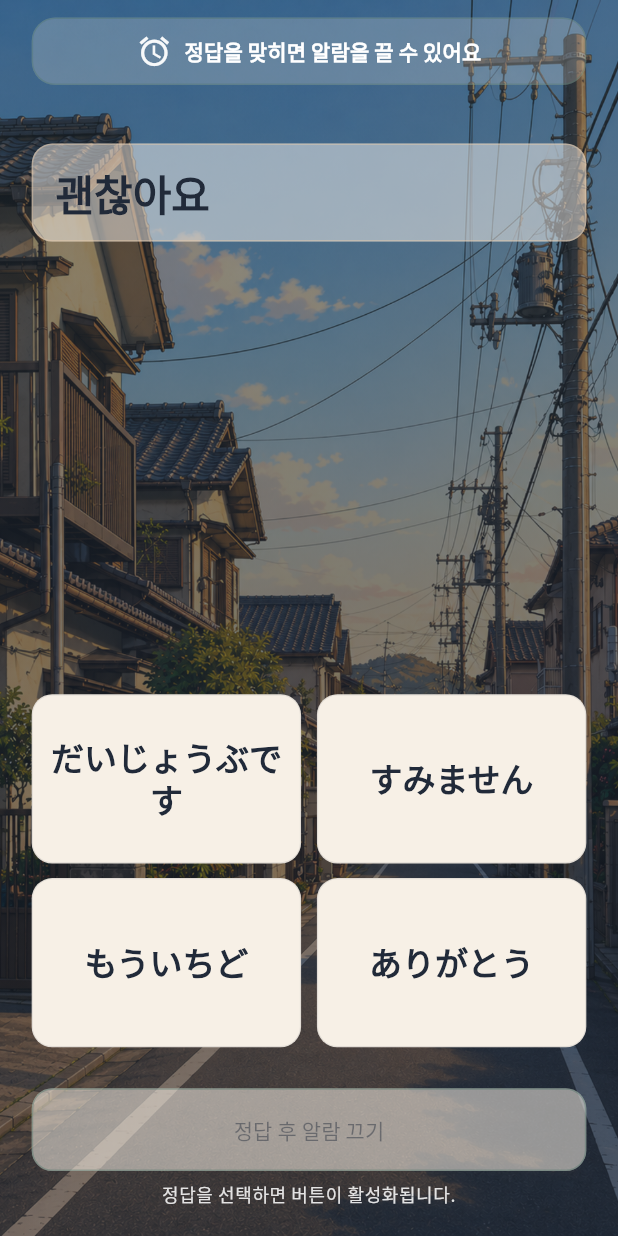
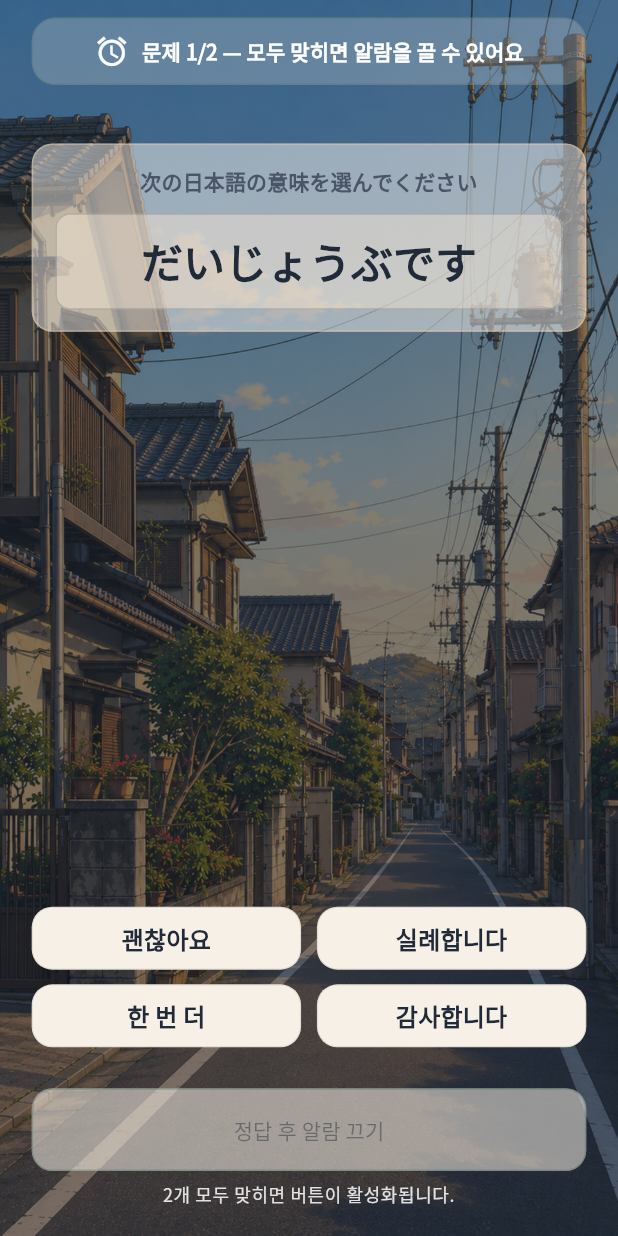
Before and after one commit to kim1bon/wake_nihongo, a Flutter app: the AlarmRingScreen screen opened directly with empty values, on a phone screen of 412 x 824 dp. Run offline on Flutter 3.47's test engine with Material 3 defaults, Android fonts, the light colour scheme and no system bars; our stand-ins replace audioplayers, cloud_firestore, csv, firebase_auth, firebase_core, flutter_local_notifications and 7 more; missing offline and left inert: audio_session; accounts and stored records are empty; network calls fail.

Commit message:
Common
- 4지선다에서 칸 세로 높이 줄임
- 틀렸을 때 빨간색 문구 답지 위에 나오도록
- 빨간색 문구 뒤에 반투명 슬롯이 있도록 수정
- 기본 세팅 수정 (문제 2문제 풀기, 일본어 → 한국어 )
- 문제 화면에 질문 문구 넣기

```diff
--- a/lib/features/quiz/domain/quiz_generator.dart
+++ b/lib/features/quiz/domain/quiz_generator.dart
@@ -49,7 +49,7 @@ class QuizGenerator {
   static QuizChallengeQuestion? generate(
     List<QuizEntry> entries, {
     Random? random,
-    QuizPromptMode mode = QuizPromptMode.korToJp,
+    QuizPromptMode mode = QuizPromptMode.jpToKor,
   }) {
     return switch (mode) {
       QuizPromptMode.jpToKor => _generateJpToKor(entries, random: random),
--- a/lib/features/quiz/domain/quiz_prompt_mode.dart
+++ b/lib/features/quiz/domain/quiz_prompt_mode.dart
@@ -1,16 +1,16 @@
 /// 퀴즈 제시 방향: 설정·출제·UI에서 공통으로 사용합니다.
 enum QuizPromptMode {
-  /// 한국어 제시 → 일본어 선택 (기본값).
+  /// 한국어 제시 → 일본어 선택.
   korToJp,
 
-  /// 일본어 제시 → 한국어 선택.
+  /// 일본어 제시 → 한국어 선택 (기본값).
   jpToKor;
 
   static QuizPromptMode fromStorage(String? value) {
-    if (value == jpToKor.storageValue) {
-      return QuizPromptMode.jpToKor;
+    if (value == korToJp.storageValue) {
+      return QuizPromptMode.korToJp;
     }
-    return QuizPromptMode.korToJp;
+    return QuizPromptMode.jpToKor;
   }
 
   String get storageValue => switch (this) {
--- a/lib/features/quiz/presentation/quiz_challenge_body.dart
+++ b/lib/features/quiz/presentation/quiz_challenge_body.dart
@@ -1,3 +1,5 @@
+import 'dart:math' as math;
+
 import 'package:flutter/material.dart';
 
 import '../../../core/theme/theme.dart';
@@ -34,28 +36,106 @@ class QuizChallengeBody extends StatelessWidget {
   final int? wrongPickIndex;
   final int? correctHighlightIndex;
 
-  Widget _buildPromptTexts(ThemeData theme, QuizChallengeQuestion q) {
+  /// 모드·2/4지에 맞는 안내 문구 (질문과 같은 언어).
+  String _promptInstruction(QuizChallengeQuestion q) {
+    final isSentence = q.type.trim().toLowerCase() == 'sentence';
+    return switch (q.mode) {
+      QuizPromptMode.jpToKor => isSentence
+          ? '次の文の意味を選んでください'
+          : '次の日本語の意味を選んでください',
+      QuizPromptMode.korToJp => isSentence
+          ? '다음 문장에 맞는 일본어를 고르세요'
+          : '다음 한국어에 맞는 일본어를 고르세요',
+    };
+  }
+
+  Widget _buildPromptTexts(
+    BuildContext context,
+    ThemeData theme,
+    QuizChallengeQuestion q,
+  ) {
     final h = q.promptSecondary;
+    final instructionStyle = theme.textTheme.titleSmall?.copyWith(
+      color: theme.colorScheme.onSurfaceVariant,
+      fontWeight: FontWeight.w600,
+      height: 1.4,
+    );
+    final promptStyle = theme.textTheme.headlineMedium?.copyWith(
+      fontWeight: FontWeight.w800,
+      height: 1.25,
+    );
+    final subStyle = theme.textTheme.titleMedium?.copyWith(
+      color: theme.colorScheme.onSurfaceVariant,
+      fontWeight: FontWeight.w600,
+      height: 1.3,
+    );
+
     return Column(
-      crossAxisAlignment: CrossAxisAlignment.start,
+      crossAxisAlignment: CrossAxisAlignment.stretch,
       children: [
         Text(
-          q.promptPrimary,
-          style: theme.textTheme.headlineMedium?.copyWith(
-            fontWeight: FontWeight.w700,
+          _promptInstruction(q),
+          style: instructionStyle,
+          textAlign: TextAlign.center,
+        ),
+        SizedBox(height: context.h(12)),
+        Container(
+          width: double.infinity,
+          padding: EdgeInsets.symmetric(
+            horizontal: context.w(12),
+            vertical: context.h(14),
+          ),
+          decoration: BoxDecoration(
+            color: Color.alphaBlend(
+              AppPalette.beige.withValues(alpha: 0.14),
+              theme.colorScheme.surface.withValues(alpha: 0.4),
+            ),
+            borderRadius: BorderRadius.circular(context.r(10)),
+            border: Border.all(
+              color: theme.colorScheme.outline.withValues(alpha: 0.2),
+            ),
+          ),
+          child: Column(
+            mainAxisSize: MainAxisSize.min,
+            children: [
+              Text(
+                q.promptPrimary,
+                style: promptStyle,
+                textAlign: TextAlign.center,
+              ),
+              if (h != null && h.isNotEmpty) ...[
+                SizedBox(height: context.h(8)),
+                Text(
+                  h,
+                  style: subStyle,
+                  textAlign: TextAlign.center,
+                ),
+              ],
+            ],
           ),
         ),
-        if (h != null && h.isNotEmpty) ...[
-          const SizedBox(height: 6),
-          Text(
-            h,
-            style: theme.textTheme.titleMedium?.copyWith(
-              color: theme.colorScheme.onSurfaceVariant,
-              fontWeight: FontWeight.w600,
-            ),
-          ),
-        ],
       ],
+    );
+  }
+
+  Widget _buildQuizBubbleCard(BuildContext context, {required Widget child}) {
+    return Container(
+      width: double.infinity,
+      padding: EdgeInsets.fromLTRB(
+        context.w(14),
+        context.h(14),
+        context.w(14),
+        context.h(14),
+      ),
+      decoration: BoxDecoration(
+        color: Color.alphaBlend(
+          AppPalette.beige.withValues(alpha: 0.08),
+          Colors.white.withValues(alpha: 0.44),
+        ),
+        borderRadius: BorderRadius.circular(context.r(14)),
+        border: Border.all(color: context.wnColors.quizBubbleBorder),
+      ),
+      child: child,
     );
   }
 
@@ -72,6 +152,70 @@ class QuizChallengeBody extends StatelessWidget {
       return '틀렸습니다. 다시 선택해 주세요.';
     }
     return '「$quoted」는(은) 정답이 아닙니다. 다시 선택해 주세요.';
+  }
+
+  /// 2지선다(전체 너비) 기준 답안 버튼 한 칸의 세로 높이.
+  double _alarmChoiceButtonHeightAtFullWidth(
+    BuildContext context,
+    ThemeData theme,
+    int index,
+    double fullWidth,
+    bool isCompactDevice,
+  ) {
+    final horizontalPad = context.w(isCompactDevice ? 8 : 10);
+    final verticalStylePad = context.h((isCompactDevice ? 2.0 : 4.0) * 1.3);
+    final childVerticalPad = context.h(4);
+    final textMaxWidth =
+        math.max(0.0, fullWidth - horizontalPad * 2).toDouble();
+    const compact = true;
+
+    final contentHeight = _measureChoiceContentHeight(
+      theme: theme,
+      index: index,
+      maxWidth: textMaxWidth,
+      compact: compact,
+    );
+    return verticalStylePad * 2 + childVerticalPad * 2 + contentHeight;
+  }
+
+  double _measureChoiceContentHeight({
+    required ThemeData theme,
+    required int index,
+    required double maxWidth,
+    required bool compact,
+  }) {
+    final label = question.choices[index];
+    final titleStyle =
+        (compact ? theme.textTheme.titleMedium : theme.textTheme.titleLarge)
+            ?.copyWith(fontWeight: FontWeight.w800);
+    final subStyle = theme.textTheme.bodySmall?.copyWith(
+      fontSize: compact ? 11 : null,
+      fontWeight: FontWeight.w600,
+    );
+
+    final titlePainter = TextPainter(
+      text: TextSpan(text: label, style: titleStyle),
+      textAlign: TextAlign.center,
+      textDirection: TextDirection.ltr,
+      maxLines: compact ? 2 : null,
+    )..layout(maxWidth: maxWidth);
+    var height = titlePainter.height;
+
+    final raw = index < question.choiceKorPronunciations.length
+        ? question.choiceKorPronunciations[index]
+        : null;
+    final sub = raw?.trim();
+    if (sub != null && sub.isNotEmpty) {
+      height += 4;
+      final subPainter = TextPainter(
+        text: TextSpan(text: sub, style: subStyle),
+        textAlign: TextAlign.center,
+        textDirection: TextDirection.ltr,
+        maxLines: compact ? 2 : null,
+      )..layout(maxWidth: maxWidth);
+      height += subPainter.height;
+    }
+    return height;
   }
 
   Widget _choiceButtonChild(
@@ -175,7 +319,13 @@ class QuizChallengeBody extends StatelessWidget {
                   1.3;
 
           if (useAlarmStyleLayout) {
-            Widget buildChoiceButton(int i) {
+            /// 4지선다도 2지선다와 동일한 텍스트·높이 기준(compact)을 씁니다.
+            const alarmChoiceCompact = true;
+
+            Widget buildChoiceButton(
+              int i, {
+              double? fixedHeight,
+            }) {
               final label = question.choices[i];
               final showCorrectFill =
                   correctHighlightIndex != null && correctHighlightIndex == i;
@@ -191,11 +341,13 @@ class QuizChallengeBody extends StatelessWidget {
                   : showWrongFill
                       ? theme.colorScheme.onError
                       : theme.colorScheme.onSurface;
-              return ElevatedButton(
+              final button = ElevatedButton(
                 style: ElevatedButton.styleFrom(
                   elevation: 0,
                   backgroundColor: background,
                   foregroundColor: foreground,
+                  minimumSize: Size.zero,
+                  tapTargetSize: MaterialTapTargetSize.shrinkWrap,
                   shape: RoundedRectangleBorder(
                     borderRadius: BorderRadius.circular(context.r(14)),
                     side: BorderSide(
@@ -222,52 +374,75 @@ class QuizChallengeBody extends StatelessWidget {
                     i,
                     label,
                     foreground,
-                    isSingleColumn,
+                    alarmChoiceCompact,
                   ),
                 ),
+              );
+              if (fixedHeight == null) {
+                return button;
+              }
+              return SizedBox(
+                height: fixedHeight,
+                width: double.infinity,
+                child: button,
+              );
+            }
+
+            Widget buildAlarmFourChoiceGrid(double fullWidth) {
+              final crossSpacing = context.w(isCompactDevice ? 8 : 10);
+              final mainSpacing = context.h(isCompactDevice ? 8 : 10);
+
+              Widget rowCell(int index) {
+                final height = _alarmChoiceButtonHeightAtFullWidth(
+                  context,
+                  theme,
+                  index,
+                  fullWidth,
+                  isCompactDevice,
+                );
+                return Expanded(
+                  child: buildChoiceButton(index, fixedHeight: height),
+                );
+              }
+
+              return Column(
+                mainAxisSize: MainAxisSize.min,
+                crossAxisAlignment: CrossAxisAlignment.stretch,
+                children: [
+                  Row(
+                    crossAxisAlignment: CrossAxisAlignment.start,
+                    children: [
+                      rowCell(0),
+                      SizedBox(width: crossSpacing),
+                      rowCell(1),
+                    ],
+                  ),
+                  SizedBox(height: mainSpacing),
+                  Row(
+                    crossAxisAlignment: CrossAxisAlignment.start,
+                    children: [
+                      rowCell(2),
+                      SizedBox(width: crossSpacing),
+                      rowCell(3),
+                    ],
+                  ),
+                ],
               );
             }
 
             return Column(
                   crossAxisAlignment: CrossAxisAlignment.stretch,
                   children: [
-                    Container(
-                      padding: EdgeInsets.fromLTRB(
-                        context.w(14),
-                        context.h(14),
-                        context.w(14),
-                        context.h(14),
-                      ),
-                      decoration: BoxDecoration(
-                        color: Color.alphaBlend(
-                          AppPalette.beige.withValues(alpha: 0.08),
-                          Colors.white.withValues(alpha: 0.44),
-                        ),
-                        borderRadius: BorderRadius.circular(context.r(14)),
-                        border: Border.all(
-                          color: context.wnColors.quizBubbleBorder,
-                        ),
-                      ),
+                    _buildQuizBubbleCard(
+                      context,
                       child: Column(
                         crossAxisAlignment: CrossAxisAlignment.start,
                         children: [
-                          _buildPromptTexts(theme, question),
+                          _buildPromptTexts(context, theme, question),
                         ],
                       ),
                     ),
                     SizedBox(height: context.h(14)),
-                    if (feedbackWrong)
-                      Padding(
-                        padding: EdgeInsets.only(bottom: context.h(12)),
-                        child: Text(
-                          _wrongFeedbackMessage(),
-                          style: theme.textTheme.bodyMedium?.copyWith(
-                            color: theme.colorScheme.error,
-                            fontWeight: FontWeight.w700,
-                          ),
-                          textAlign: TextAlign.center,
-                        ),
-                      ),
                     Expanded(
                       child: LayoutBuilder(
                         builder: (context, constraints) {
@@ -284,6 +459,23 @@ class QuizChallengeBody extends StatelessWidget {
                                 crossAxisAlignment: CrossAxisAlignment.stretch,
                                 mainAxisSize: MainAxisSize.min,
                                 children: [
+                                  if (feedbackWrong)
+                                    Padding(
+                                      padding:
+                                          EdgeInsets.only(bottom: context.h(12)),
+                                      child: _buildQuizBubbleCard(
+                                        context,
+                                        child: Text(
+                                          _wrongFeedbackMessage(),
+                                          style: theme.textTheme.bodyMedium
+                                              ?.copyWith(
+                                            color: theme.colorScheme.error,
+                                            fontWeight: FontWeight.w700,
+                                          ),
+                                          textAlign: TextAlign.center,
+                                        ),
+                                      ),
+                                    ),
                                   if (choiceGridCrossAxisCount == 1)
                                     Column(
                                       crossAxisAlignment:
@@ -303,25 +495,8 @@ class QuizChallengeBody extends StatelessWidget {
                                       ],
                                     )
                                   else
-                                    GridView.builder(
-                                      shrinkWrap: true,
-                                      itemCount: question.choices.length,
-                                      physics:
-                                          const NeverScrollableScrollPhysics(),
-                                      gridDelegate:
-                                          SliverGridDelegateWithFixedCrossAxisCount(
-                                        crossAxisCount: 2,
-                                        mainAxisSpacing: context.h(
-                                          isCompactDevice ? 8 : 10,
-                                        ),
-                                        crossAxisSpacing: context.w(
-                                          isCompactDevice ? 8 : 10,
-                                        ),
-                                        childAspectRatio:
-                                            tunedChoiceGridChildAspectRatio,
-                                      ),
-                                      itemBuilder: (context, i) =>
-                                          buildChoiceButton(i),
+                                    buildAlarmFourChoiceGrid(
+                                      constraints.maxWidth,
                                     ),
                                 ],
                               ),
@@ -352,7 +527,7 @@ class QuizChallengeBody extends StatelessWidget {
             child: Column(
               crossAxisAlignment: CrossAxisAlignment.start,
               children: [
-                _buildPromptTexts(theme, question),
+                _buildPromptTexts(context, theme, question),
               ],
             ),
           );
--- a/lib/features/settings/presentation/alarm_quiz_question_count_notifier.dart
+++ b/lib/features/settings/presentation/alarm_quiz_question_count_notifier.dart
@@ -9,7 +9,7 @@ final alarmQuizQuestionCountProvider =
 /// 알람 해제까지 맞혀야 하는 퀴즈 개수 (1~3).
 class AlarmQuizQuestionCountNotifier extends AsyncNotifier<int> {
   static const String _prefsKey = 'alarm_quiz_question_count_v1';
-  static const int defaultCount = 1;
+  static const int defaultCount = 2;
   static const int minCount = 1;
   static const int maxCount = 3;
 
```
